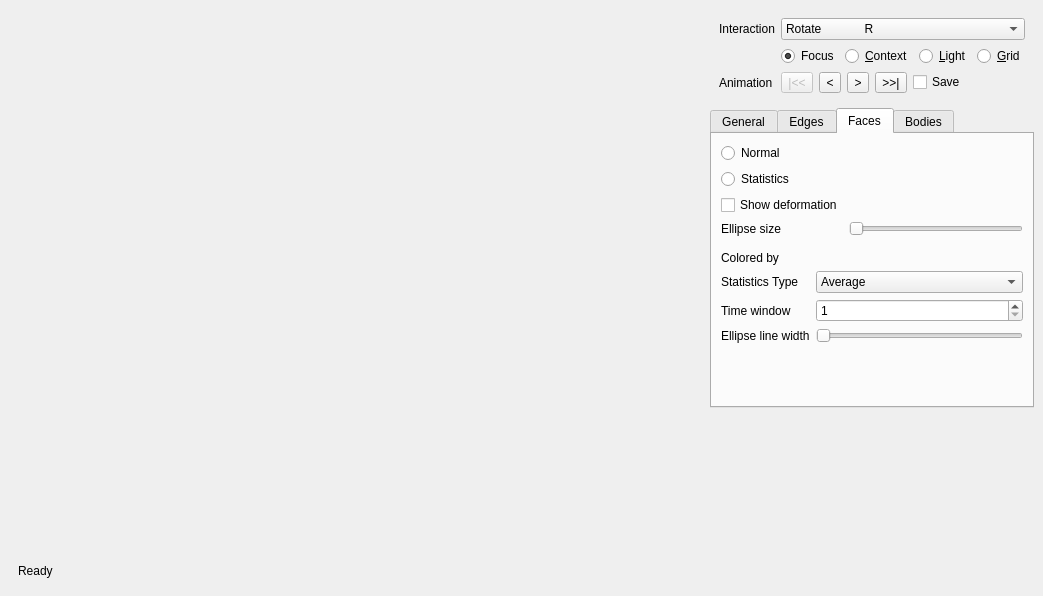
This is MainWindow.ui in danlipsa/foamvis as Qt 5 draws it before an edit. The edited form follows.
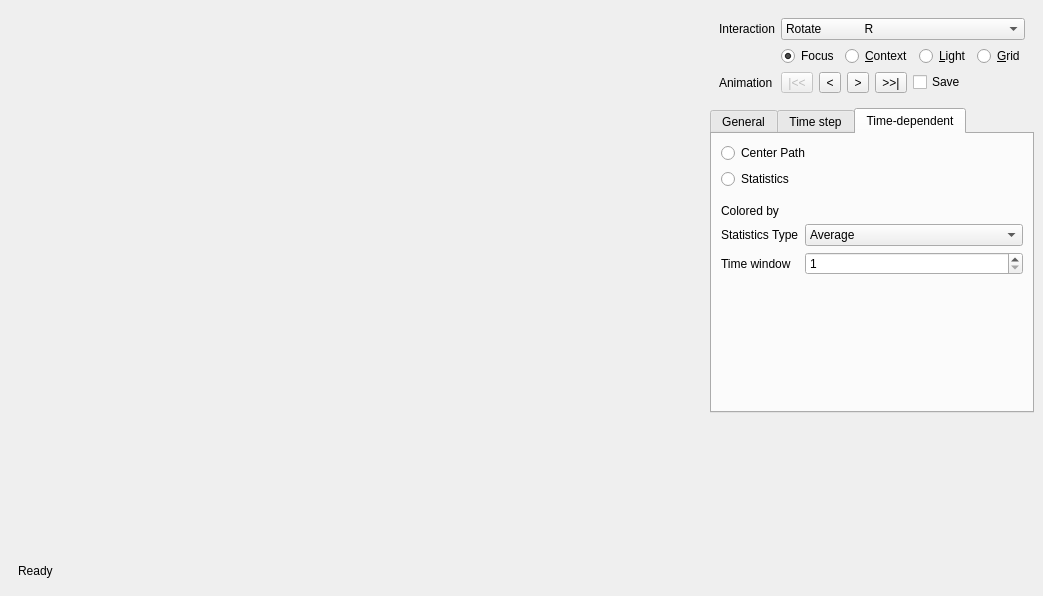
This is the edited form. The open tabs and pages were chosen to show the change. Custom widgets are drawn as their Qt base class.

```diff
--- a/MainWindow.ui
+++ b/MainWindow.ui
@@ -424,6 +424,68 @@
                      </property>
                     </widget>
                    </item>
+                   <item row="1" column="1">
+                    <widget class="QSlider" name="horizontalSliderT1Size">
+                     <property name="orientation">
+                      <enum>Qt::Horizontal</enum>
+                     </property>
+                    </widget>
+                   </item>
+                   <item row="1" column="0">
+                    <widget class="QLabel" name="labelT1Size">
+                     <property name="text">
+                      <string>Size</string>
+                     </property>
+                    </widget>
+                   </item>
+                  </layout>
+                 </widget>
+                 <widget class="QWidget" name="tabDeformation">
+                  <attribute name="title">
+                   <string>Deformation</string>
+                  </attribute>
+                  <layout class="QFormLayout" name="formLayout_8">
+                   <item row="0" column="0" colspan="2">
+                    <widget class="QCheckBox" name="checkBoxShowDeformation">
+                     <property name="text">
+                      <string>Show</string>
+                     </property>
+                    </widget>
+                   </item>
+                   <item row="1" column="0">
+                    <widget class="QLabel" name="label_27">
+                     <property name="text">
+                      <string>Size</string>
+                     </property>
+                    </widget>
+                   </item>
+                   <item row="1" column="1">
+                    <widget class="QSlider" name="horizontalSliderEllipseSize">
+                     <property name="minimum">
+                      <number>0</number>
+                     </property>
+                     <property name="orientation">
+                      <enum>Qt::Horizontal</enum>
+                     </property>
+                    </widget>
+                   </item>
+                   <item row="2" column="0">
+                    <widget class="QLabel" name="label_29">
+                     <property name="text">
+                      <string>Line width</string>
+                     </property>
+                    </widget>
+                   </item>
+                   <item row="2" column="1">
+                    <widget class="QSlider" name="horizontalSliderEllipseLineWidth">
+                     <property name="value">
+                      <number>0</number>
+                     </property>
+                     <property name="orientation">
+                      <enum>Qt::Horizontal</enum>
+                     </property>
+                    </widget>
+                   </item>
                   </layout>
                  </widget>
                  <widget class="QWidget" name="tabForce">
@@ -1218,7 +1280,7 @@
          </widget>
          <widget class="QWidget" name="edges">
           <attribute name="title">
-           <string>Edges</string>
+           <string>Time step</string>
           </attribute>
           <layout class="QVBoxLayout" name="verticalLayout_2">
            <item>
@@ -1261,7 +1323,20 @@
             </widget>
            </item>
            <item>
-            <widget class="QStackedWidget" name="stackedWidgetEdges">
+            <widget class="QRadioButton" name="radioButtonFacesNormal">
+             <property name="text">
+              <string>Faces</string>
+             </property>
+             <property name="checked">
+              <bool>false</bool>
+             </property>
+             <attribute name="buttonGroup">
+              <string>buttonGroupViewType</string>
+             </attribute>
+            </widget>
+           </item>
+           <item>
+            <widget class="QStackedWidget" name="stackedWidgetTimeStep">
              <property name="currentIndex">
               <number>0</number>
              </property>
@@ -1303,77 +1378,6 @@
                </item>
               </layout>
              </widget>
-            </widget>
-           </item>
-          </layout>
-         </widget>
-         <widget class="QWidget" name="faces">
-          <attribute name="title">
-           <string>Faces</string>
-          </attribute>
-          <layout class="QVBoxLayout" name="verticalLayout_13">
-           <item>
-            <widget class="QRadioButton" name="radioButtonFacesNormal">
-             <property name="text">
-              <string>Normal</string>
-             </property>
-             <property name="checked">
-              <bool>false</bool>
-             </property>
-             <attribute name="buttonGroup">
-              <string>buttonGroupViewType</string>
-             </attribute>
-            </widget>
-           </item>
-           <item>
-            <widget class="QRadioButton" name="radioButtonFacesStatistics">
-             <property name="text">
-              <string>Statistics</string>
-             </property>
-             <attribute name="buttonGroup">
-              <string>buttonGroupViewType</string>
-             </attribute>
-            </widget>
-           </item>
-           <item>
-            <widget class="QWidget" name="widget_3" native="true">
-             <layout class="QFormLayout" name="formLayout_13">
-              <property name="margin">
-               <number>0</number>
-              </property>
-              <item row="0" column="0">
-               <widget class="QCheckBox" name="checkBoxShowDeformation">
-                <property name="text">
-                 <string>Show deformation</string>
-                </property>
-               </widget>
-              </item>
-              <item row="1" column="0">
-               <widget class="QLabel" name="label_27">
-                <property name="text">
-                 <string>Ellipse size</string>
-                </property>
-               </widget>
-              </item>
-              <item row="1" column="1">
-               <widget class="QSlider" name="horizontalSliderEllipseSize">
-                <property name="minimum">
-                 <number>0</number>
-                </property>
-                <property name="orientation">
-                 <enum>Qt::Horizontal</enum>
-                </property>
-               </widget>
-              </item>
-             </layout>
-            </widget>
-           </item>
-           <item>
-            <widget class="QStackedWidget" name="stackedWidgetFaces">
-             <property name="currentIndex">
-              <number>0</number>
-             </property>
-             <widget class="QWidget" name="pageFacesEmpty"/>
              <widget class="QWidget" name="pageFacesNormal">
               <layout class="QFormLayout" name="formLayout_5">
                <property name="fieldGrowthPolicy">
@@ -1549,108 +1553,13 @@
                </item>
               </layout>
              </widget>
-             <widget class="QWidget" name="pageFacesStatistics">
-              <layout class="QFormLayout" name="formLayout_6">
-               <property name="fieldGrowthPolicy">
-                <enum>QFormLayout::AllNonFixedFieldsGrow</enum>
-               </property>
-               <property name="leftMargin">
-                <number>0</number>
-               </property>
-               <property name="rightMargin">
-                <number>0</number>
-               </property>
-               <property name="bottomMargin">
-                <number>0</number>
-               </property>
-               <item row="0" column="0">
-                <widget class="QLabel" name="label_7">
-                 <property name="text">
-                  <string>Colored by</string>
-                 </property>
-                </widget>
-               </item>
-               <item row="0" column="1">
-                <widget class="QLabel" name="labelFacesStatisticsColor">
-                 <property name="text">
-                  <string/>
-                 </property>
-                </widget>
-               </item>
-               <item row="1" column="0">
-                <widget class="QLabel" name="label_22">
-                 <property name="text">
-                  <string>Statistics Type</string>
-                 </property>
-                </widget>
-               </item>
-               <item row="1" column="1">
-                <widget class="QComboBox" name="comboBoxStatisticsType">
-                 <item>
-                  <property name="text">
-                   <string>Average</string>
-                  </property>
-                 </item>
-                 <item>
-                  <property name="text">
-                   <string>Minimum</string>
-                  </property>
-                 </item>
-                 <item>
-                  <property name="text">
-                   <string>Maximum</string>
-                  </property>
-                 </item>
-                 <item>
-                  <property name="text">
-                   <string>Count</string>
-                  </property>
-                 </item>
-                </widget>
-               </item>
-               <item row="2" column="0">
-                <widget class="QLabel" name="labelStatisticsTimeWindow">
-                 <property name="text">
-                  <string>Time window</string>
-                 </property>
-                </widget>
-               </item>
-               <item row="2" column="1">
-                <widget class="QSpinBox" name="spinBoxStatisticsTimeWindow">
-                 <property name="minimum">
-                  <number>1</number>
-                 </property>
-                 <property name="value">
-                  <number>1</number>
-                 </property>
-                </widget>
-               </item>
-               <item row="3" column="0">
-                <widget class="QLabel" name="label_29">
-                 <property name="text">
-                  <string>Ellipse line width</string>
-                 </property>
-                </widget>
-               </item>
-               <item row="3" column="1">
-                <widget class="QSlider" name="horizontalSliderEllipseLineWidth">
-                 <property name="value">
-                  <number>0</number>
-                 </property>
-                 <property name="orientation">
-                  <enum>Qt::Horizontal</enum>
-                 </property>
-                </widget>
-               </item>
-              </layout>
-             </widget>
             </widget>
            </item>
           </layout>
          </widget>
          <widget class="QWidget" name="bodies">
           <attribute name="title">
-           <string>Bodies</string>
+           <string>Time-dependent</string>
           </attribute>
           <layout class="QVBoxLayout" name="verticalLayout_11">
            <item>
@@ -1664,7 +1573,17 @@
             </widget>
            </item>
            <item>
-            <widget class="QStackedWidget" name="stackedWidgetComposite">
+            <widget class="QRadioButton" name="radioButtonFacesStatistics">
+             <property name="text">
+              <string>Statistics</string>
+             </property>
+             <attribute name="buttonGroup">
+              <string>buttonGroupViewType</string>
+             </attribute>
+            </widget>
+           </item>
+           <item>
+            <widget class="QStackedWidget" name="stackedWidgetTimeDependent">
              <property name="currentIndex">
               <number>1</number>
              </property>
@@ -1793,6 +1712,84 @@
                </item>
               </layout>
              </widget>
+             <widget class="QWidget" name="pageFacesStatistics">
+              <layout class="QFormLayout" name="formLayout_6">
+               <property name="fieldGrowthPolicy">
+                <enum>QFormLayout::AllNonFixedFieldsGrow</enum>
+               </property>
+               <property name="leftMargin">
+                <number>0</number>
+               </property>
+               <property name="rightMargin">
+                <number>0</number>
+               </property>
+               <property name="bottomMargin">
+                <number>0</number>
+               </property>
+               <item row="0" column="0">
+                <widget class="QLabel" name="label_7">
+                 <property name="text">
+                  <string>Colored by</string>
+                 </property>
+                </widget>
+               </item>
+               <item row="0" column="1">
+                <widget class="QLabel" name="labelFacesStatisticsColor">
+                 <property name="text">
+                  <string/>
+                 </property>
+                </widget>
+               </item>
+               <item row="1" column="0">
+                <widget class="QLabel" name="label_22">
+                 <property name="text">
+                  <string>Statistics Type</string>
+                 </property>
+                </widget>
+               </item>
+               <item row="1" column="1">
+                <widget class="QComboBox" name="comboBoxStatisticsType">
+                 <item>
+                  <property name="text">
+                   <string>Average</string>
+                  </property>
+                 </item>
+                 <item>
+                  <property name="text">
+                   <string>Minimum</string>
+                  </property>
+                 </item>
+                 <item>
+                  <property name="text">
+                   <string>Maximum</string>
+                  </property>
+                 </item>
+                 <item>
+                  <property name="text">
+                   <string>Count</string>
+                  </property>
+                 </item>
+                </widget>
+               </item>
+               <item row="2" column="0">
+                <widget class="QLabel" name="labelStatisticsTimeWindow">
+                 <property name="text">
+                  <string>Time window</string>
+                 </property>
+                </widget>
+               </item>
+               <item row="2" column="1">
+                <widget class="QSpinBox" name="spinBoxStatisticsTimeWindow">
+                 <property name="minimum">
+                  <number>1</number>
+                 </property>
+                 <property name="value">
+                  <number>1</number>
+                 </property>
+                </widget>
+               </item>
+              </layout>
+             </widget>
             </widget>
            </item>
           </layout>
```
Left out of the diff: 28 changed lines with no effect on the pictures.
